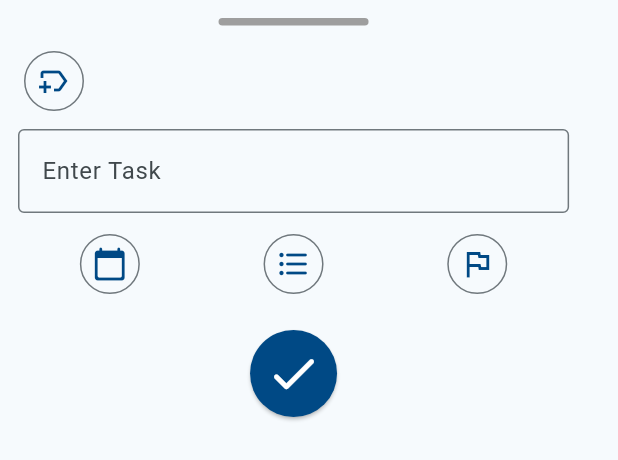
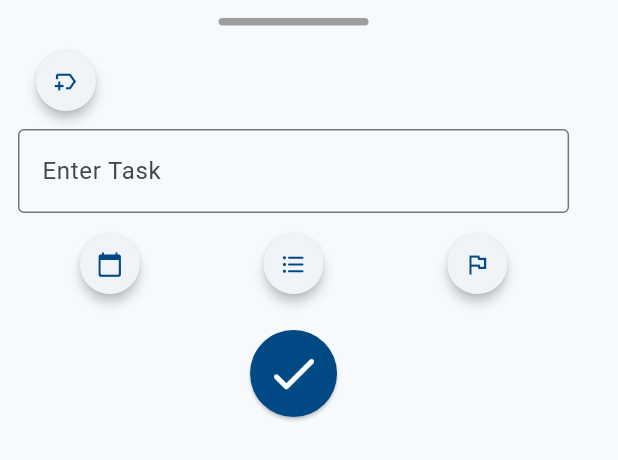
Before and after one commit to Rics-Dev/uNote, a Flutter app: the AddTaskView widget shown alone on an empty page, opened directly, on a phone screen of 412 x 824 dp. Shown: the top 460 px of the screen. Run offline on Flutter 3.47's test engine with Material 3 defaults, Android fonts, the phone set to English and light mode, and no system bars; our stand-ins replace animated_bottom_navigation_bar, badges, flutter_svg, go_router, objectbox, shared_preferences and 2 more; missing offline and left inert: msh_checkbox, pull_down_button, searchbar_animation, top_modal_sheet; accounts and stored records are empty; generated files the repository leaves out were written again; Roboto replaces fonts that are missing (Onest).

Commit message:
Mise à jour du widget de la boîte de dialogue d'ajout de tâche

```diff
--- a/lib/widgets/homePage/add_task_widgets/add_task_modal.dart
+++ b/lib/widgets/homePage/add_task_widgets/add_task_modal.dart
@@ -32,7 +32,6 @@ class _AddTaskViewState extends State<AddTaskView> {
     taskController.dispose();
     super.dispose();
   }
-
 
   @override
   Widget build(BuildContext context) {
@@ -74,12 +73,19 @@ class _AddTaskViewState extends State<AddTaskView> {
                   children: [
                     Padding(
                       padding: const EdgeInsets.symmetric(vertical: 8.0),
-                      child: IconButton.outlined(
-                            onPressed: () {
-                              showAddTagDialog(context);
-                            },
-                            icon: const Icon(Icons.new_label_outlined, color: Color.fromARGB(255, 0, 73, 133),),
-                          ),
+                      child: ElevatedButton(
+                        style: ElevatedButton.styleFrom(
+                            elevation: 3.0,
+                            shape: const CircleBorder(),
+                            padding: const EdgeInsets.all(10.0)),
+                        onPressed: () {
+                          showAddTagDialog(context);
+                        },
+                        child: const Icon(
+                          Icons.new_label_outlined,
+                          color: Color.fromARGB(255, 0, 73, 133),
+                        ),
+                      ),
                     ),
                     Expanded(
                       child: SingleChildScrollView(
@@ -87,8 +93,8 @@ class _AddTaskViewState extends State<AddTaskView> {
                         child: Row(
                           children: temporarilyAddedTags.map((tag) {
                             return Padding(
-                              padding:
-                                  const EdgeInsets.symmetric(horizontal: 4.0, vertical: 8.0),
+                              padding: const EdgeInsets.symmetric(
+                                  horizontal: 4.0, vertical: 8.0),
                               child: Chip(
                                 // elevation: 2.0,
                                 label: Text(tag.name),
@@ -128,7 +134,9 @@ class _AddTaskViewState extends State<AddTaskView> {
                       // addTask(taskController.text, temporarilyAddedTags,
                       //     temporarySelectedPriority);
                       // context.read<TasksAPI>().temporarilyAddedTags.clear();
-                      context.read<TasksProvider>().addTask(taskController.text);
+                      context
+                          .read<TasksProvider>()
+                          .addTask(taskController.text);
                       Navigator.pop(context, true);
                     } else {
                       toastEmptyTask(context);
@@ -140,11 +148,15 @@ class _AddTaskViewState extends State<AddTaskView> {
                   mainAxisAlignment: MainAxisAlignment.spaceAround,
                   children: [
                     dueDate == null
-                        ? IconButton.outlined(
+                        ? ElevatedButton(
+                            style: ElevatedButton.styleFrom(
+                                elevation: 3.0,
+                                shape: const CircleBorder(),
+                                padding: const EdgeInsets.all(10.0)),
                             onPressed: () {
                               showAddDueDateDialog(context);
                             },
-                            icon: const Icon(
+                            child: const Icon(
                               Icons.calendar_today_rounded,
                               color: Color.fromARGB(255, 0, 73, 133),
                             ),
@@ -159,21 +171,29 @@ class _AddTaskViewState extends State<AddTaskView> {
                             ),
                             label: Text(formattedDate!),
                           ),
-                    IconButton.outlined(
+                    ElevatedButton(
+                      style: ElevatedButton.styleFrom(
+                          elevation: 3.0,
+                          shape: const CircleBorder(),
+                          padding: const EdgeInsets.all(10.0)),
                       onPressed: () {
                         showAddListDialog(context);
                       },
-                      icon: const Icon(
+                      child: const Icon(
                         Icons.format_list_bulleted_rounded,
                         color: Color.fromARGB(255, 0, 73, 133),
                       ),
                     ),
                     temporarySelectedPriority == null
-                        ? IconButton.outlined(
+                        ? ElevatedButton(
+                            style: ElevatedButton.styleFrom(
+                                elevation: 3.0,
+                                shape: const CircleBorder(),
+                                padding: const EdgeInsets.all(10.0)),
                             onPressed: () {
                               showAddPriorityDialog(context);
                             },
-                            icon: const Icon(
+                            child: const Icon(
                               Icons.flag_outlined,
                               color: Color.fromARGB(255, 0, 73, 133),
                             ),
@@ -198,7 +218,9 @@ class _AddTaskViewState extends State<AddTaskView> {
                         // addTask(taskController.text, temporarilyAddedTags,
                         //     temporarySelectedPriority);
                         // context.read<TasksAPI>().removeAllTemporaryTags();
-                      context.read<TasksProvider>().addTask(taskController.text);
+                        context
+                            .read<TasksProvider>()
+                            .addTask(taskController.text);
                         Navigator.pop(context, true);
                       } else {
                         toastEmptyTask(context);
```
